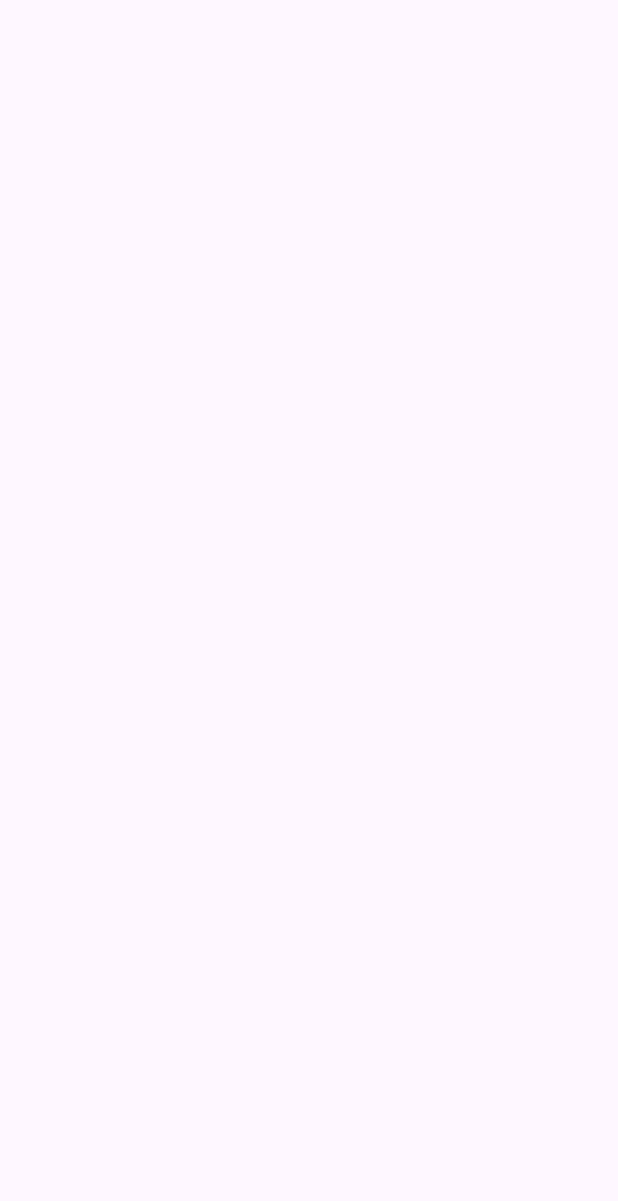
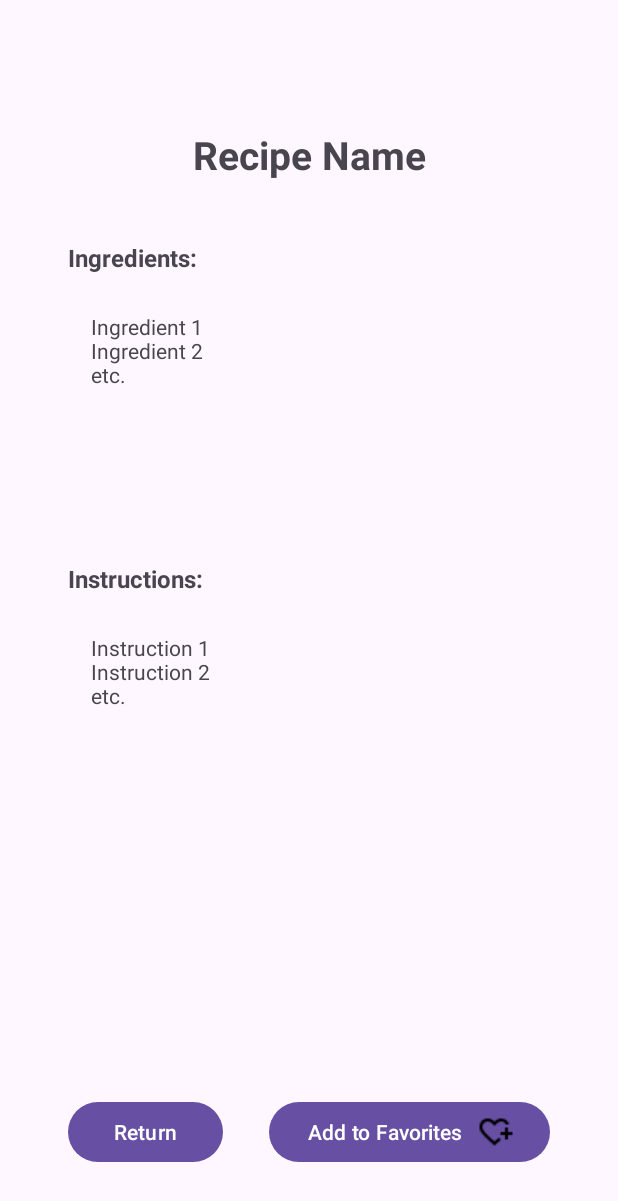
Before and after one commit to reecevlr/RecipeProject, an Android app: the ViewRecipeDetails screen opened directly, with no data from a screen before it, on a phone screen of 412 x 824 dp. Before the commit the part shown is empty. Shown: the top 1201 px of the screen. Run offline under Robolectric (Android 15) with nearby library versions, the phone set to English and light mode, and no system bars.

Commit message:
Add layout

```diff
--- a/app/src/main/res/layout/view_recipe_details.xml
+++ b/app/src/main/res/layout/view_recipe_details.xml
@@ -3,4 +3,100 @@
     android:layout_width="match_parent"
     android:layout_height="match_parent">
 
+    <LinearLayout
+        android:layout_width="match_parent"
+        android:layout_height="match_parent"
+        android:orientation="vertical"
+        android:padding="45dp">
+
+        <LinearLayout
+            android:layout_width="match_parent"
+            android:layout_height="wrap_content"
+            android:orientation="vertical">
+
+            <TextView
+                android:id="@+id/textView6"
+                android:layout_width="match_parent"
+                android:layout_height="wrap_content"
+                android:layout_marginTop="40dp"
+                android:layout_marginBottom="40dp"
+                android:gravity="center"
+                android:text="Recipe Name"
+                android:textSize="26sp"
+                android:textStyle="bold" />
+
+            <LinearLayout
+                android:layout_width="match_parent"
+                android:layout_height="wrap_content"
+                android:orientation="vertical">
+
+                <TextView
+                    android:layout_width="match_parent"
+                    android:layout_height="wrap_content"
+                    android:layout_marginBottom="10dp"
+                    android:text="Ingredients:"
+                    android:textSize="16sp"
+                    android:textStyle="bold" />
+
+                <TextView
+                    android:id="@+id/tvIngredients"
+                    android:layout_width="match_parent"
+                    android:layout_height="wrap_content"
+                    android:layout_marginBottom="20dp"
+                    android:minLines="8"
+                    android:padding="15dp"
+                    android:text="Ingredient 1\nIngredient 2\netc." />
+
+            </LinearLayout>
+
+            <LinearLayout
+                android:layout_width="match_parent"
+                android:layout_height="wrap_content"
+                android:orientation="vertical">
+
+                <TextView
+                    android:layout_width="match_parent"
+                    android:layout_height="wrap_content"
+                    android:layout_marginBottom="10dp"
+                    android:text="Instructions:"
+                    android:textSize="16sp"
+                    android:textStyle="bold" />
+
+                <TextView
+                    android:id="@+id/tvInstructions"
+                    android:layout_width="match_parent"
+                    android:layout_height="wrap_content"
+                    android:layout_marginBottom="20dp"
+                    android:minLines="10"
+                    android:padding="15dp"
+                    android:text="Instruction 1\nInstruction 2\netc." />
+
+            </LinearLayout>
+        </LinearLayout>
+
+        <LinearLayout
+            android:layout_width="match_parent"
+            android:layout_height="match_parent"
+            android:gravity="bottom"
+            android:orientation="horizontal">
+
+            <Button
+                android:id="@+id/button"
+                android:layout_width="100dp"
+                android:layout_height="wrap_content"
+                android:layout_marginRight="15dp"
+                android:layout_weight="1"
+                android:text="Return" />
+
+            <Button
+                android:id="@+id/button2"
+                android:layout_width="wrap_content"
+                android:layout_height="wrap_content"
+                android:layout_marginLeft="15dp"
+                android:layout_weight="1"
+                android:drawableRight="@drawable/heart_plus"
+                android:text="Add to Favorites" />
+        </LinearLayout>
+
+    </LinearLayout>
 </androidx.constraintlayout.widget.ConstraintLayout>
```
